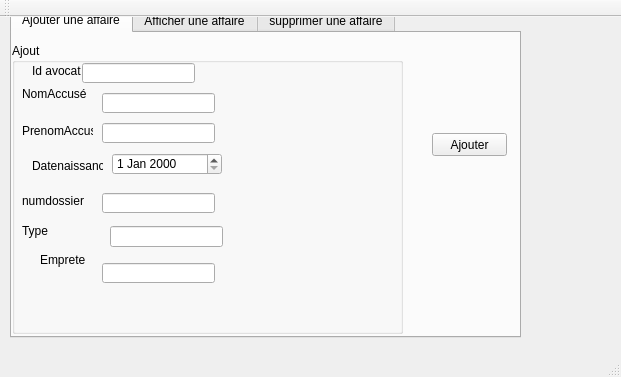
The window that Atelier_Connexion/mainwindow.ui (rouamtar/Projet_CPP_2A33) describes before a commit, drawn with Qt 5.
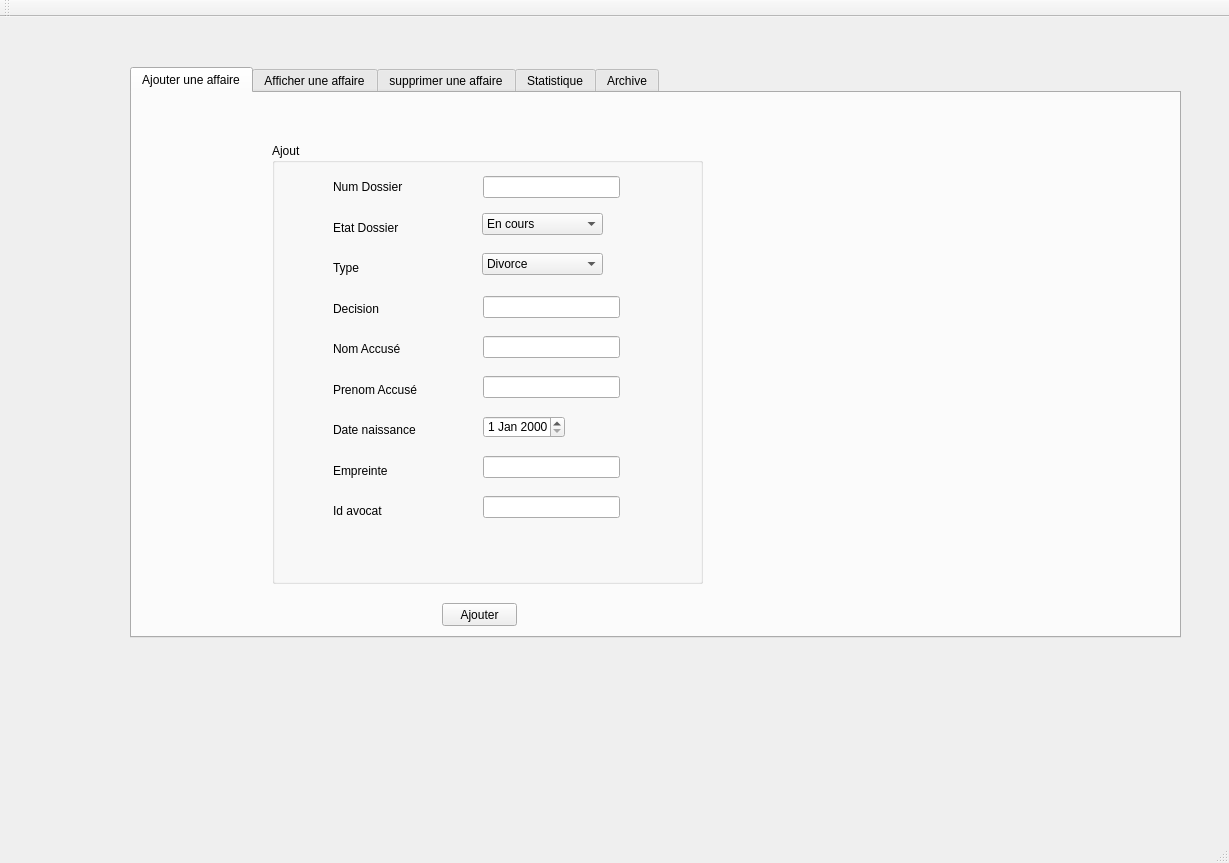
The same window after the commit. The open tabs and pages were chosen to show the change. Custom widgets are drawn as their Qt base class.

Diff of the .ui file:
```diff
--- a/Atelier_Connexion/mainwindow.ui
+++ b/Atelier_Connexion/mainwindow.ui
@@ -6,21 +6,108 @@
    <rect>
     <x>0</x>
     <y>0</y>
-    <width>621</width>
-    <height>377</height>
+    <width>1229</width>
+    <height>863</height>
    </rect>
   </property>
   <property name="windowTitle">
    <string>Gestion des Clients</string>
   </property>
   <widget class="QWidget" name="centralWidget">
+   <widget class="QStackedWidget" name="stackedWidget">
+    <property name="geometry">
+     <rect>
+      <x>90</x>
+      <y>10</y>
+      <width>1131</width>
+      <height>661</height>
+     </rect>
+    </property>
+    <property name="currentIndex">
+     <number>1</number>
+    </property>
+    <widget class="QWidget" name="page">
+     <widget class="QGroupBox" name="groupBox">
+      <property name="geometry">
+       <rect>
+        <x>410</x>
+        <y>150</y>
+        <width>331</width>
+        <height>311</height>
+       </rect>
+      </property>
+      <property name="title">
+       <string>Connexion</string>
+      </property>
+      <widget class="QLineEdit" name="lineEdit_username">
+       <property name="geometry">
+        <rect>
+         <x>121</x>
+         <y>104</y>
+         <width>137</width>
+         <height>22</height>
+        </rect>
+       </property>
+      </widget>
+      <widget class="QLineEdit" name="lineEdit_password">
+       <property name="geometry">
+        <rect>
+         <x>121</x>
+         <y>155</y>
+         <width>137</width>
+         <height>22</height>
+        </rect>
+       </property>
+      </widget>
+      <widget class="QPushButton" name="pushButton_connexion">
+       <property name="geometry">
+        <rect>
+         <x>121</x>
+         <y>206</y>
+         <width>93</width>
+         <height>28</height>
+        </rect>
+       </property>
+       <property name="text">
+        <string>Connexion</string>
+       </property>
+      </widget>
+      <widget class="QLabel" name="label_12">
+       <property name="geometry">
+        <rect>
+         <x>30</x>
+         <y>100</y>
+         <width>56</width>
+         <height>16</height>
+        </rect>
+       </property>
+       <property name="text">
+        <string>Gestion</string>
+       </property>
+      </widget>
+      <widget class="QLabel" name="label_13">
+       <property name="geometry">
+        <rect>
+         <x>30</x>
+         <y>160</y>
+         <width>81</width>
+         <height>16</height>
+        </rect>
+       </property>
+       <property name="text">
+        <string>Mot de passe</string>
+       </property>
+      </widget>
+     </widget>
+    </widget>
+    <widget class="QWidget" name="page_2">
    <widget class="QTabWidget" name="tabWidget">
     <property name="geometry">
      <rect>
-      <x>10</x>
-      <y>-10</y>
-      <width>511</width>
-      <height>331</height>
+        <x>40</x>
+        <y>40</y>
+        <width>1051</width>
+        <height>571</height>
      </rect>
     </property>
     <property name="currentIndex">
@@ -30,26 +117,13 @@
      <attribute name="title">
       <string>Ajouter une affaire</string>
      </attribute>
-     <widget class="QPushButton" name="pbAjouter">
-      <property name="geometry">
-       <rect>
-        <x>420</x>
-        <y>100</y>
-        <width>75</width>
-        <height>23</height>
-       </rect>
-      </property>
-      <property name="text">
-       <string>Ajouter</string>
-      </property>
-     </widget>
      <widget class="QGroupBox" name="groupBox_2">
       <property name="geometry">
        <rect>
-        <x>0</x>
-        <y>10</y>
-        <width>391</width>
-        <height>291</height>
+          <x>140</x>
+          <y>50</y>
+          <width>431</width>
+          <height>441</height>
        </rect>
       </property>
       <property name="title">
@@ -58,9 +132,9 @@
       <widget class="QLabel" name="label_4">
        <property name="geometry">
         <rect>
-         <x>20</x>
-         <y>20</y>
-         <width>51</width>
+           <x>61</x>
+           <y>360</y>
+           <width>54</width>
          <height>16</height>
         </rect>
        </property>
@@ -71,65 +145,65 @@
       <widget class="QLabel" name="label_5">
        <property name="geometry">
         <rect>
-         <x>10</x>
-         <y>40</y>
+           <x>61</x>
+           <y>198</y>
          <width>71</width>
-         <height>21</height>
+           <height>16</height>
         </rect>
        </property>
        <property name="text">
-        <string>NomAccusé</string>
+          <string>Nom Accusé</string>
        </property>
       </widget>
       <widget class="QLabel" name="label_6">
        <property name="geometry">
         <rect>
-         <x>10</x>
-         <y>80</y>
-         <width>71</width>
+           <x>61</x>
+           <y>239</y>
+           <width>88</width>
          <height>16</height>
         </rect>
        </property>
        <property name="text">
-        <string>PrenomAccusé</string>
+          <string>Prenom Accusé</string>
        </property>
       </widget>
       <widget class="QLineEdit" name="le_id">
        <property name="geometry">
         <rect>
-         <x>70</x>
-         <y>20</y>
-         <width>113</width>
-         <height>20</height>
+           <x>211</x>
+           <y>353</y>
+           <width>137</width>
+           <height>22</height>
         </rect>
        </property>
       </widget>
       <widget class="QLineEdit" name="le_nom">
        <property name="geometry">
         <rect>
-         <x>90</x>
-         <y>50</y>
-         <width>113</width>
-         <height>20</height>
+           <x>211</x>
+           <y>193</y>
+           <width>137</width>
+           <height>22</height>
         </rect>
        </property>
       </widget>
       <widget class="QLineEdit" name="le_prenom">
        <property name="geometry">
         <rect>
-         <x>90</x>
-         <y>80</y>
-         <width>113</width>
-         <height>20</height>
+           <x>211</x>
+           <y>233</y>
+           <width>137</width>
+           <height>22</height>
         </rect>
        </property>
       </widget>
       <widget class="QDateEdit" name="le_date">
        <property name="geometry">
         <rect>
-         <x>100</x>
-         <y>110</y>
-         <width>110</width>
+           <x>211</x>
+           <y>273</y>
+           <width>82</width>
          <height>22</height>
         </rect>
        </property>
@@ -137,45 +211,45 @@
       <widget class="QLabel" name="label_7">
        <property name="geometry">
         <rect>
-         <x>20</x>
-         <y>115</y>
-         <width>71</width>
+           <x>61</x>
+           <y>279</y>
+           <width>87</width>
          <height>16</height>
         </rect>
        </property>
        <property name="text">
-        <string>Datenaissance</string>
+          <string>Date naissance</string>
        </property>
       </widget>
       <widget class="QLineEdit" name="le_num">
        <property name="geometry">
         <rect>
-         <x>90</x>
-         <y>150</y>
-         <width>113</width>
-         <height>20</height>
+           <x>211</x>
+           <y>33</y>
+           <width>137</width>
+           <height>22</height>
         </rect>
        </property>
       </widget>
       <widget class="QLabel" name="label_10">
        <property name="geometry">
         <rect>
-         <x>10</x>
-         <y>150</y>
-         <width>71</width>
+           <x>61</x>
+           <y>36</y>
+           <width>73</width>
          <height>16</height>
         </rect>
        </property>
        <property name="text">
-        <string>numdossier</string>
+          <string>Num Dossier</string>
        </property>
       </widget>
       <widget class="QLabel" name="label_8">
        <property name="geometry">
         <rect>
-         <x>10</x>
-         <y>180</y>
-         <width>71</width>
+           <x>61</x>
+           <y>117</y>
+           <width>29</width>
          <height>16</height>
         </rect>
        </property>
@@ -186,13 +260,125 @@
       <widget class="QLineEdit" name="lemprete">
        <property name="geometry">
         <rect>
-         <x>90</x>
-         <y>220</y>
-         <width>113</width>
-         <height>20</height>
+           <x>211</x>
+           <y>313</y>
+           <width>137</width>
+           <height>22</height>
         </rect>
        </property>
       </widget>
+        <widget class="QLabel" name="label_9">
+         <property name="geometry">
+          <rect>
+           <x>61</x>
+           <y>320</y>
+           <width>71</width>
+           <height>16</height>
+          </rect>
+         </property>
+         <property name="text">
+          <string>Empreinte</string>
+         </property>
+        </widget>
+        <widget class="QLineEdit" name="le_dec">
+         <property name="geometry">
+          <rect>
+           <x>211</x>
+           <y>153</y>
+           <width>137</width>
+           <height>22</height>
+          </rect>
+         </property>
+        </widget>
+        <widget class="QLabel" name="label_3">
+         <property name="geometry">
+          <rect>
+           <x>61</x>
+           <y>77</y>
+           <width>69</width>
+           <height>16</height>
+          </rect>
+         </property>
+         <property name="text">
+          <string>Etat Dossier</string>
+         </property>
+        </widget>
+        <widget class="QLabel" name="label_11">
+         <property name="geometry">
+          <rect>
+           <x>61</x>
+           <y>158</y>
+           <width>48</width>
+           <height>16</height>
+          </rect>
+         </property>
+         <property name="text">
+          <string>Decision</string>
+         </property>
+        </widget>
+        <widget class="QComboBox" name="comboBox_type">
+         <property name="geometry">
+          <rect>
+           <x>210</x>
+           <y>110</y>
+           <width>121</width>
+           <height>22</height>
+          </rect>
+         </property>
+         <item>
+          <property name="text">
+           <string>Divorce</string>
+          </property>
+         </item>
+         <item>
+          <property name="text">
+           <string>Murder</string>
+          </property>
+         </item>
+         <item>
+          <property name="text">
+           <string>Theft</string>
+          </property>
+         </item>
+         <item>
+          <property name="text">
+           <string>Rape</string>
+          </property>
+         </item>
+        </widget>
+        <widget class="QComboBox" name="comboBox_etat">
+         <property name="geometry">
+          <rect>
+           <x>210</x>
+           <y>70</y>
+           <width>121</width>
+           <height>22</height>
+          </rect>
+         </property>
+         <item>
+          <property name="text">
+           <string>En cours</string>
+          </property>
+         </item>
+         <item>
+          <property name="text">
+           <string>Fini</string>
+          </property>
+         </item>
+        </widget>
+       </widget>
+       <widget class="QPushButton" name="pbAjouter">
+        <property name="geometry">
+         <rect>
+          <x>310</x>
+          <y>510</y>
+          <width>75</width>
+          <height>23</height>
+         </rect>
+        </property>
+        <property name="text">
+         <string>Ajouter</string>
+        </property>
      </widget>
     </widget>
     <widget class="QWidget" name="tab_2">
@@ -251,29 +437,64 @@
       </property>
      </widget>
     </widget>
-   </widget>
-   <widget class="QLabel" name="label_9">
+      <widget class="QWidget" name="tab_4">
+       <attribute name="title">
+        <string>Statistique</string>
+       </attribute>
+       <widget class="QCustomPlot" name="customplot" native="true">
+        <property name="geometry">
+         <rect>
+          <x>160</x>
+          <y>100</y>
+          <width>601</width>
+          <height>341</height>
+         </rect>
+        </property>
+       </widget>
+       <widget class="QPushButton" name="stat_roua">
     <property name="geometry">
      <rect>
-      <x>40</x>
-      <y>235</y>
-      <width>71</width>
-      <height>16</height>
+          <x>870</x>
+          <y>60</y>
+          <width>121</width>
+          <height>29</height>
      </rect>
     </property>
     <property name="text">
-     <string>Emprete</string>
-    </property>
-   </widget>
-   <widget class="QLineEdit" name="le_type">
+         <string>statistiques_type</string>
+        </property>
+       </widget>
+      </widget>
+      <widget class="QWidget" name="tab_5">
+       <attribute name="title">
+        <string>Archive</string>
+       </attribute>
+       <widget class="QTableView" name="tableView_archive_dossier">
     <property name="geometry">
      <rect>
-      <x>110</x>
-      <y>209</y>
-      <width>113</width>
-      <height>21</height>
-     </rect>
-    </property>
+          <x>30</x>
+          <y>80</y>
+          <width>971</width>
+          <height>381</height>
+         </rect>
+        </property>
+       </widget>
+       <widget class="QPushButton" name="pushButton_desarchiver">
+        <property name="geometry">
+         <rect>
+          <x>900</x>
+          <y>470</y>
+          <width>93</width>
+          <height>28</height>
+         </rect>
+        </property>
+        <property name="text">
+         <string>Désarchiver</string>
+        </property>
+       </widget>
+      </widget>
+     </widget>
+    </widget>
    </widget>
   </widget>
   <widget class="QMenuBar" name="menuBar">
@@ -297,6 +518,14 @@
   <widget class="QStatusBar" name="statusBar"/>
  </widget>
  <layoutdefault spacing="6" margin="11"/>
+ <customwidgets>
+  <customwidget>
+   <class>QCustomPlot</class>
+   <extends>QWidget</extends>
+   <header>qcustomplot.h</header>
+   <container>1</container>
+  </customwidget>
+ </customwidgets>
  <resources/>
  <connections/>
 </ui>
```
Left out of the diff: 80 changed lines with no effect on the pictures. Lines whose indentation alone changed are shown as unchanged.
